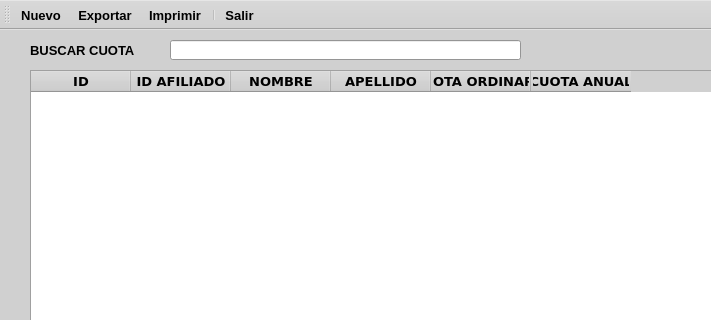
EdwardsBC/SutrakomaqV2, file ui/lista_cuotas.ui: the form before one commit; both pictures show x 0 to 711 and y 0 to 320 of the 871 by 455 pixel window.
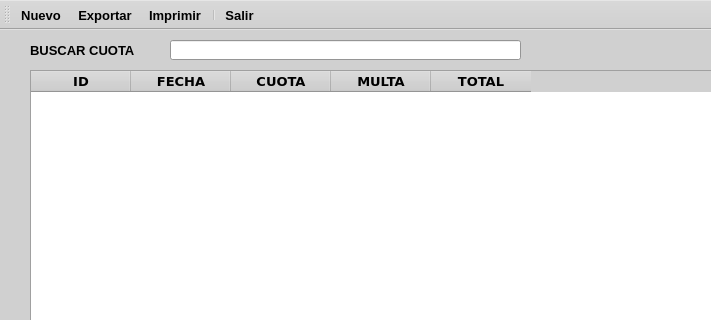
The form after the commit. Icons and pictures are not drawn.

The edit to the form file:
```diff
--- a/ui/lista_cuotas.ui
+++ b/ui/lista_cuotas.ui
@@ -508,27 +508,22 @@
     </column>
     <column>
      <property name="text">
-      <string>ID AFILIADO</string>
+      <string>FECHA</string>
      </property>
     </column>
     <column>
      <property name="text">
-      <string>NOMBRE</string>
+      <string>CUOTA</string>
      </property>
     </column>
     <column>
      <property name="text">
-      <string>APELLIDO</string>
+      <string>MULTA</string>
      </property>
     </column>
     <column>
      <property name="text">
-      <string>CUOTA ORDINARIA</string>
-     </property>
-    </column>
-    <column>
-     <property name="text">
-      <string>CUOTA ANUAL</string>
+      <string>TOTAL</string>
      </property>
     </column>
    </widget>
```
